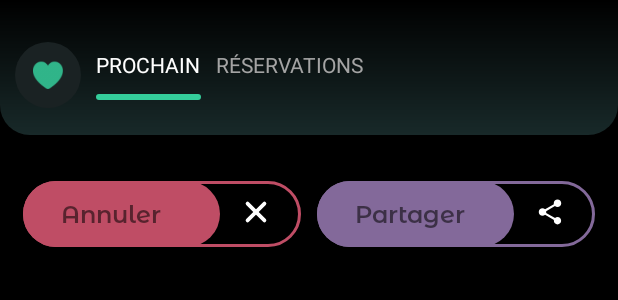
After one commit to gaganpreetkis/clubin-Android, an Android app: the layout tickets_main_fragment.xml on its own in the app's theme, with its tools: preview values and no code run, on a phone screen of 412 x 824 dp. The commit adds this screen. Shown: the top 300 px of the screen. Run offline under Robolectric (Android 15) with nearby library versions, the phone set to English and light mode, and no system bars.

Commit message:
Worked on tickets tab

```diff
--- /dev/null
+++ b/app/src/main/java/com/clubin/com/fragment/tickets/model/TicketModel.kt
@@ -0,0 +1,5 @@
+package com.clubin.com.fragment.tickets.model
+
+data class TicketModel(
+    var name: String = ""
+)
--- /dev/null
+++ b/app/src/main/java/com/clubin/com/fragment/tickets/viewmodel/TicketProchainViewModel.kt
@@ -0,0 +1,6 @@
+package com.clubin.com.fragment.tickets.viewmodel
+
+import androidx.lifecycle.ViewModel
+
+class TicketProchainViewModel: ViewModel() {
+}
--- /dev/null
+++ b/app/src/main/java/com/clubin/com/fragment/tickets/viewmodel/TicketReservationViewModel.kt
@@ -0,0 +1,6 @@
+package com.clubin.com.fragment.tickets.viewmodel
+
+import androidx.lifecycle.ViewModel
+
+class TicketReservationViewModel: ViewModel() {
+}
--- /dev/null
+++ b/app/src/main/java/com/clubin/com/fragment/tickets/viewmodel/TicketViewModel.kt
@@ -0,0 +1,6 @@
+package com.clubin.com.fragment.tickets.viewmodel
+
+import androidx.lifecycle.ViewModel
+
+class TicketViewModel: ViewModel() {
+}
--- /dev/null
+++ b/app/src/main/res/drawable/btn_raspberry_with_share.xml
@@ -0,0 +1,39 @@
+<?xml version="1.0" encoding="utf-8"?>
+<layer-list xmlns:android="http://schemas.android.com/apk/res/android"
+    xmlns:app="http://schemas.android.com/apk/res-auto">
+    <item>
+        <shape android:shape="rectangle">
+            <corners android:radius="22dp" />
+            <size
+                android:width="200dp"
+                android:height="44dp" />
+            <stroke
+                android:width="2dp"
+                android:color="@color/raspberry" />
+        </shape>
+    </item>
+    <item
+        android:width="20dp"
+        android:height="20dp"
+        android:top="11dp"
+        android:drawable="@drawable/ic_baseline_share_24"
+        android:tint="@color/white"
+        app:tint="@color/white"
+        android:gravity="end"
+        android:left="180dp"
+        android:right="20dp" />
+
+    <item android:right="54dp">
+        <shape android:shape="rectangle">
+            <gradient
+                android:endColor="@color/raspberry"
+                android:gradientRadius="150dp"
+                android:startColor="@color/raspberry"
+                android:type="linear" />
+            <size
+                android:width="160dp"
+                android:height="44dp" />
+            <corners android:radius="22dp" />
+        </shape>
+    </item>
+</layer-list>
--- /dev/null
+++ b/app/src/main/res/drawable/btn_red_with_close.xml
@@ -0,0 +1,39 @@
+<?xml version="1.0" encoding="utf-8"?>
+<layer-list xmlns:android="http://schemas.android.com/apk/res/android"
+    xmlns:app="http://schemas.android.com/apk/res-auto">
+    <item>
+        <shape android:shape="rectangle">
+            <corners android:radius="22dp" />
+            <size
+                android:width="200dp"
+                android:height="44dp" />
+            <stroke
+                android:width="2dp"
+                android:color="@color/flag_red" />
+        </shape>
+    </item>
+    <item
+        android:width="20dp"
+        android:height="20dp"
+        android:top="11dp"
+        android:drawable="@drawable/ic_close_delete_icon"
+        android:tint="@color/white"
+        app:tint="@color/white"
+        android:gravity="end"
+        android:left="180dp"
+        android:right="20dp" />
+
+    <item android:right="54dp">
+        <shape android:shape="rectangle">
+            <gradient
+                android:endColor="@color/flag_red"
+                android:gradientRadius="150dp"
+                android:startColor="@color/flag_red"
+                android:type="linear" />
+            <size
+                android:width="160dp"
+                android:height="44dp" />
+            <corners android:radius="22dp" />
+        </shape>
+    </item>
+</layer-list>
--- a/app/src/main/res/drawable/green_background_round_gradient_vertical.xml
+++ b/app/src/main/res/drawable/green_background_round_gradient_vertical.xml
@@ -10,6 +10,6 @@
         android:width="250dp"
         android:height="400dp" />
     <corners
-        android:bottomLeftRadius="15dp"
-        android:bottomRightRadius="15dp" />
+        android:bottomLeftRadius="20dp"
+        android:bottomRightRadius="20dp" />
 </shape>
--- a/app/src/main/res/drawable/ic_close_delete_icon.xml
+++ b/app/src/main/res/drawable/ic_close_delete_icon.xml
@@ -1,9 +1,9 @@
 <vector android:height="30dp" android:viewportHeight="32"
     android:viewportWidth="32" android:width="30dp" xmlns:android="http://schemas.android.com/apk/res/android">
-    <path android:fillColor="#00000000" android:pathData="M7,7L25,25"
-        android:strokeColor="#000" android:strokeLineCap="round"
+    <path android:fillColor="@color/white" android:pathData="M7,7L25,25"
+        android:strokeColor="@color/white" android:strokeLineCap="round"
         android:strokeLineJoin="round" android:strokeWidth="4"/>
-    <path android:fillColor="#00000000" android:pathData="M7,25L25,7"
-        android:strokeColor="#000" android:strokeLineCap="round"
+    <path android:fillColor="@color/white" android:pathData="M7,25L25,7"
+        android:strokeColor="@color/white" android:strokeLineCap="round"
         android:strokeLineJoin="round" android:strokeWidth="4"/>
 </vector>
--- /dev/null
+++ b/app/src/main/res/drawable/rectangle_black_background_round.xml
@@ -0,0 +1,10 @@
+<shape xmlns:android="http://schemas.android.com/apk/res/android"
+    android:shape="rectangle">
+    <solid android:color="@color/black"/>
+    <size
+        android:width="250dp"
+        android:height="400dp" />
+    <corners android:radius="20dp"
+        />
+<!--    <stroke android:width="2dp" android:color="#D19222"/>-->
+</shape>
--- /dev/null
+++ b/app/src/main/res/layout/tickets_main_fragment.xml
@@ -0,0 +1,155 @@
+<?xml version="1.0" encoding="utf-8"?>
+<layout xmlns:android="http://schemas.android.com/apk/res/android"
+    xmlns:app="http://schemas.android.com/apk/res-auto">
+
+    <data>
+
+        <variable
+            name="mview"
+            type="com.clubin.com.fragment.tickets.viewmodel.TicketViewModel" />
+    </data>
+
+    <androidx.core.widget.NestedScrollView
+        android:layout_width="match_parent"
+        android:layout_height="match_parent"
+        android:background="@color/black"
+        android:clickable="true"
+        android:fillViewport="true">
+
+        <RelativeLayout
+            android:layout_width="match_parent"
+            android:layout_height="match_parent"
+            android:orientation="vertical">
+
+            <RelativeLayout
+                android:id="@+id/upperContainer"
+                android:layout_width="match_parent"
+                android:layout_height="wrap_content">
+
+                <LinearLayout
+                    android:id="@+id/btnContainer"
+                    android:layout_width="match_parent"
+                    android:layout_height="200dp"
+                    android:layout_marginTop="-20dp"
+                    android:background="@drawable/rectangle_black_background_round"
+                    android:gravity="center_horizontal|bottom"
+                    android:orientation="horizontal"
+                    android:paddingHorizontal="15dp"
+                    android:paddingBottom="15dp">
+
+                    <TextView
+                        android:id="@+id/annulerBtn"
+                        android:layout_width="0dp"
+                        android:layout_height="44dp"
+                        android:layout_marginRight="5dp"
+                        android:layout_weight="1"
+                        android:background="@drawable/btn_red_with_close"
+                        android:fontFamily="@font/montserrat_alternates_semibold"
+                        android:gravity="center_vertical"
+                        android:paddingStart="25dp"
+                        android:text="Annuler"
+                        android:textSize="16sp" />
+
+                    <TextView
+                        android:id="@+id/shareBtn"
+                        android:layout_width="0dp"
+                        android:layout_height="44dp"
+                        android:layout_marginLeft="5dp"
+                        android:layout_weight="1"
+                        android:background="@drawable/btn_raspberry_with_share"
+                        android:fontFamily="@font/montserrat_alternates_semibold"
+                        android:gravity="center_vertical"
+                        android:paddingStart="25dp"
+                        android:text="Partager"
+                        android:textSize="16sp" />
+                </LinearLayout>
+
+                <LinearLayout
+                    android:id="@+id/tabContainer"
+                    android:layout_width="match_parent"
+                    android:layout_height="90dp"
+                    android:background="@drawable/green_background_round_gradient_vertical"
+                    android:gravity="center_vertical"
+                    android:orientation="horizontal"
+                    android:paddingStart="10dp"
+                    android:paddingTop="10dp">
+
+                    <ImageView
+                        android:id="@+id/chartIcon"
+                        android:layout_width="44dp"
+                        android:layout_height="44dp"
+                        android:background="@drawable/circle_dull_gray"
+                        android:padding="12dp"
+                        android:src="@drawable/heart_fill"
+                        app:tint="@color/bright_green_new" />
+
+                    <RelativeLayout
+                        android:id="@+id/prochainTab"
+                        android:layout_width="wrap_content"
+                        android:layout_height="wrap_content"
+                        android:layout_gravity="center"
+                        android:layout_marginStart="10dp"
+                        android:gravity="center">
+
+                        <TextView
+                            android:id="@+id/prochainTabTxt"
+                            android:layout_width="wrap_content"
+                            android:layout_height="wrap_content"
+                            android:text="PROCHAIN"
+                            android:textColor="@color/white"
+                            android:textSize="14sp" />
+
+                        <View
+                            android:id="@+id/prochainTabDivider"
+                            android:layout_width="match_parent"
+                            android:layout_height="4dp"
+                            android:layout_below="@id/prochainTabTxt"
+                            android:layout_alignStart="@id/prochainTabTxt"
+                            android:layout_alignEnd="@id/prochainTabTxt"
+                            android:layout_marginTop="10dp"
+                            android:background="@drawable/rectangle_bright_green" />
+
+                    </RelativeLayout>
+
+                    <RelativeLayout
+                        android:id="@+id/reservationTab"
+                        android:layout_width="wrap_content"
+                        android:layout_height="wrap_content"
+                        android:layout_gravity="center"
+                        android:layout_marginStart="10dp"
+                        android:gravity="center">
+
+                        <TextView
+                            android:id="@+id/reservationTabTxt"
+                            android:layout_width="wrap_content"
+                            android:layout_height="wrap_content"
+                            android:text="RÉSERVATIONS"
+                            android:textColor="@color/dull_white"
+                            android:textSize="14sp" />
+
+                        <View
+                            android:id="@+id/reservationTabDivider"
+                            android:layout_width="match_parent"
+                            android:layout_height="4dp"
+                            android:layout_below="@id/reservationTabTxt"
+                            android:layout_alignStart="@id/reservationTabTxt"
+                            android:layout_alignEnd="@id/reservationTabTxt"
+                            android:layout_marginTop="10dp"
+                            android:background="@drawable/rectangle_bright_green"
+                            android:visibility="invisible" />
+
+                    </RelativeLayout>
+
+
+                </LinearLayout>
+            </RelativeLayout>
+
+            <FrameLayout
+                android:id="@+id/ticketsMainContainer"
+                android:layout_width="match_parent"
+                android:layout_height="match_parent"
+                android:background="@color/black"
+                android:layout_below="@id/upperContainer" />
+        </RelativeLayout>
+    </androidx.core.widget.NestedScrollView>
+</layout>
--- a/app/src/main/res/values/colors.xml
+++ b/app/src/main/res/values/colors.xml
@@ -58,5 +58,6 @@
     <color name="flag_red">#BF4D65</color>
     <color name="blue_light">#29889A</color>
     <color name="dark_red">#972823</color>
+    <color name="raspberry">#83699A</color>
 
 </resources>
```
Also changed, not shown: app/src/main/java/com/clubin/com/fragment/eventdetail/view/EventDetailFragment.kt (+7 -2 lines), app/src/main/java/com/clubin/com/fragment/tickets/view/TicketProchainFragment.kt (added, +35 -0 lines), app/src/main/java/com/clubin/com/fragment/tickets/view/TicketReservationFragment.kt (added, +69 -0 lines), app/src/main/java/com/clubin/com/fragment/tickets/view/TicketsMainFragment.kt (added, +114 -0 lines), app/src/main/java/com/clubin/com/tabbar/TabBarActivity.kt (+10 -0 lines), app/src/main/res/drawable/ic_baseline_favorite_24.xml (added, +10 -0 lines), app/src/main/res/layout/ticket_reservation_fragment.xml (added, +69 -0 lines), app/src/main/res/drawable/heart_fill.png (added).
